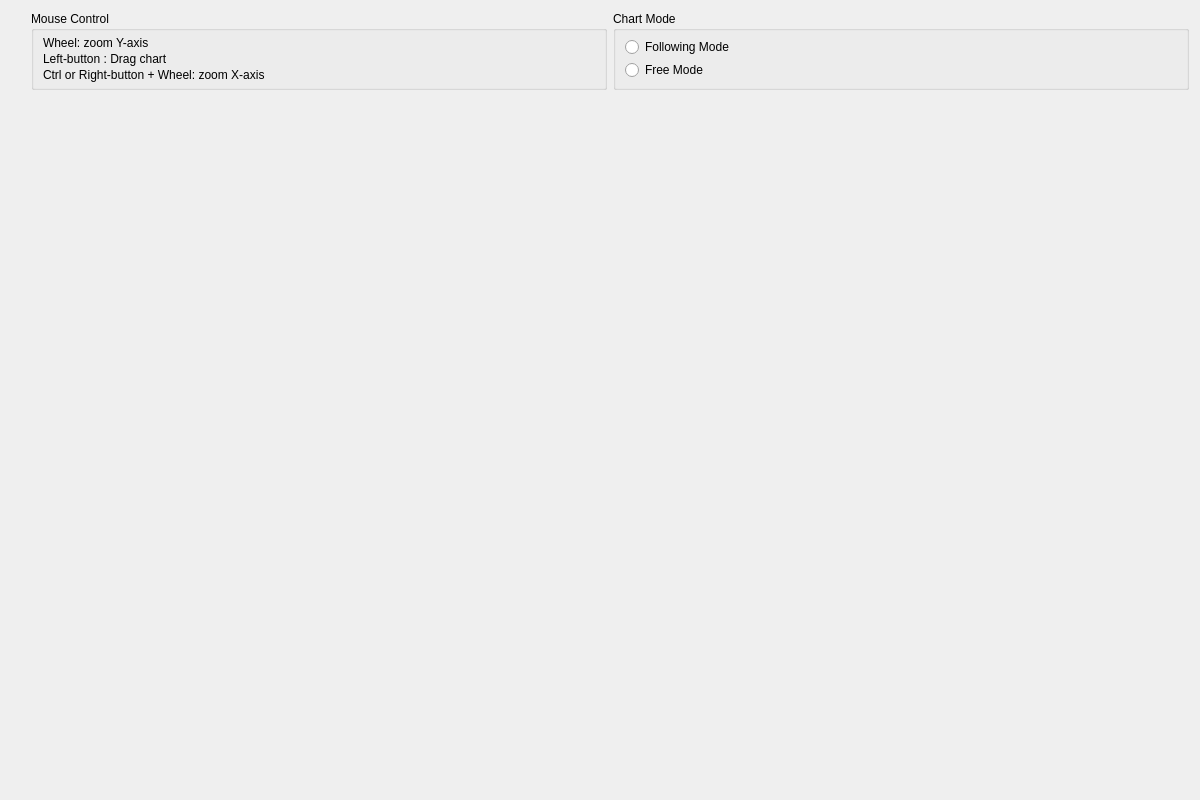
This is CHCenter/chartwindow.ui in dongFangTuring/CHCenter as Qt 5 draws it before an edit. The edited form follows.
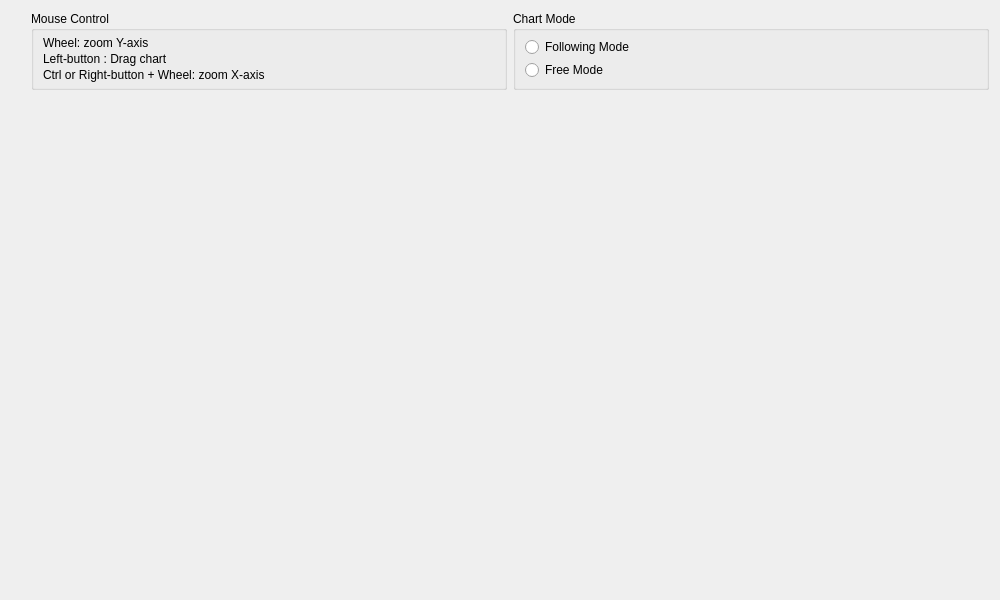
This is the edited form.

The edit to the form file:
```diff
--- a/CHCenter/chartwindow.ui
+++ b/CHCenter/chartwindow.ui
@@ -6,8 +6,8 @@
    <rect>
     <x>0</x>
     <y>0</y>
-    <width>1200</width>
-    <height>800</height>
+    <width>1000</width>
+    <height>600</height>
    </rect>
   </property>
   <property name="windowTitle">
```
